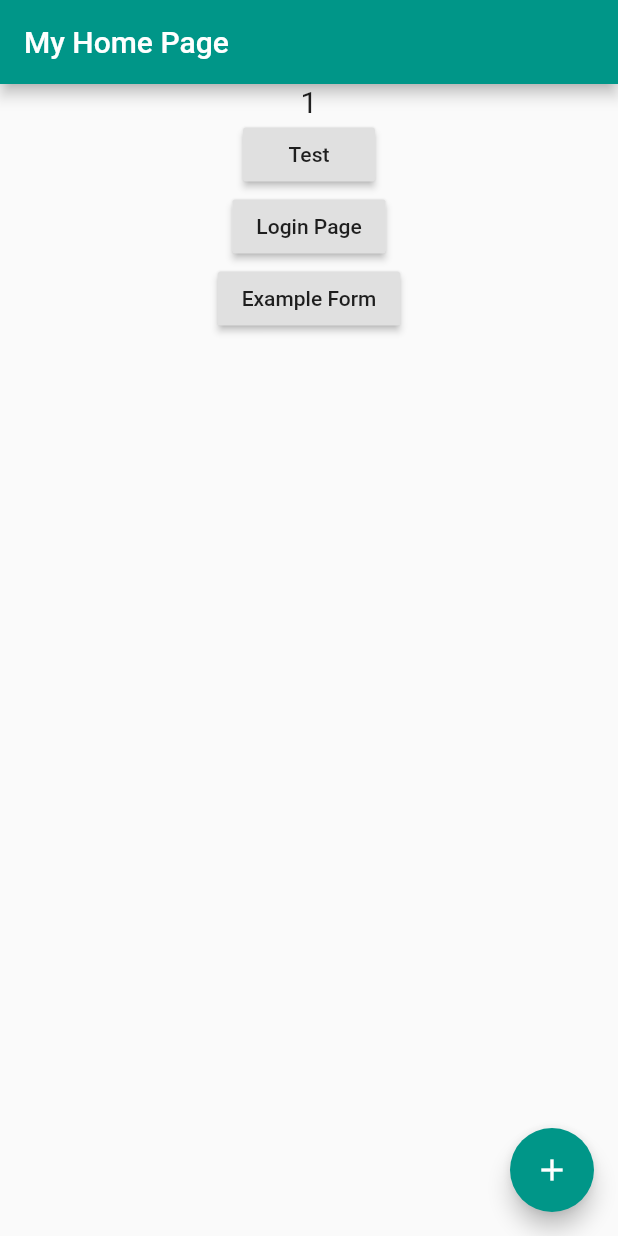
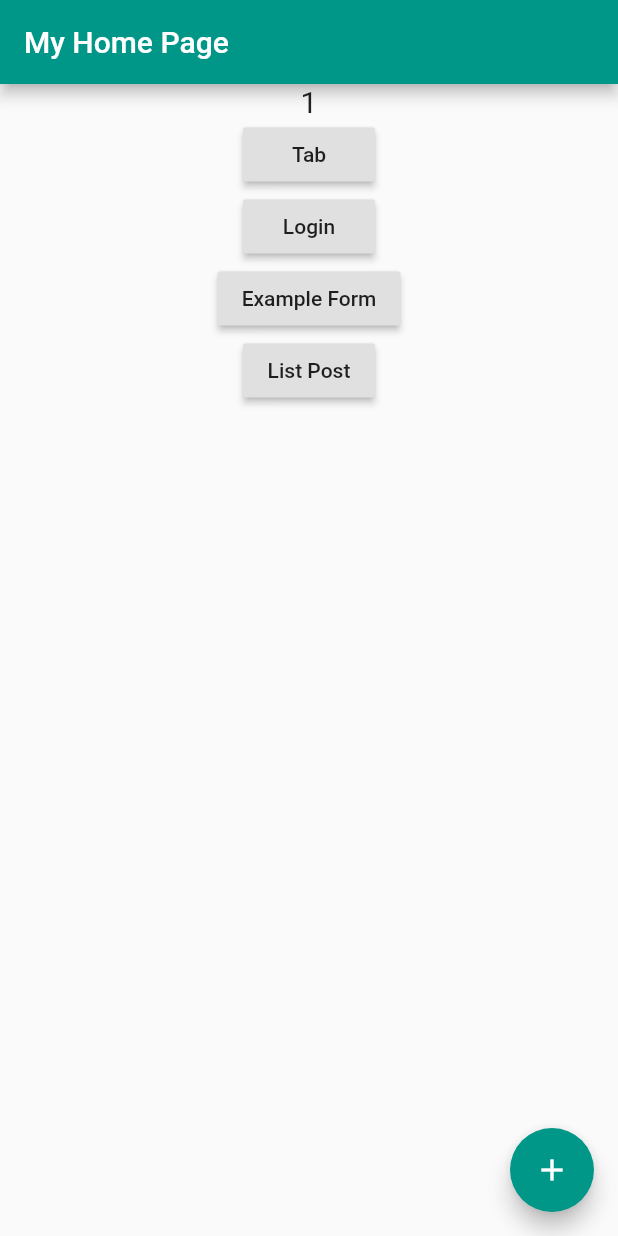
Before and after one commit to Sommaik/simple_flutter_firebase, a Flutter app: the screen it shows after launch, after a tap on the "add" icon, on a phone screen of 412 x 824 dp. Run offline on Flutter 3.47's test engine with Material 2 defaults, Android fonts, the phone set to English and light mode, and no system bars; our stand-ins replace datetime_picker_formfield, image_picker; network calls fail.

```diff
--- a/lib/component/list_view_post.dart
+++ b/lib/component/list_view_post.dart
@@ -4,7 +4,10 @@ import 'package:simple/model/post.dart';
 class ListViewPost extends StatelessWidget {
   final List<Post> posts;
 
-  ListViewPost({Key key, this.posts}) : super(key: key);
+  ListViewPost({
+    Key key,
+    @required this.posts,
+  }) : super(key: key);
 
   @override
   Widget build(BuildContext context) {
--- a/lib/list_view_post_page.dart
+++ b/lib/list_view_post_page.dart
@@ -9,6 +9,15 @@ import 'package:http/http.dart' as http;
 class ListViewPostPage extends StatelessWidget {
   @override
   Widget build(BuildContext context) {
+    return Scaffold(
+      appBar: AppBar(
+        title: Text("Post List"),
+      ),
+      body: buildBody(),
+    );
+  }
+
+  FutureBuilder<List<Post>> buildBody() {
     return FutureBuilder(
       future: fetchPost(http.Client()),
       builder: (BuildContext context, snapshot) {
--- a/lib/main.dart
+++ b/lib/main.dart
@@ -1,8 +1,12 @@
+import 'dart:io';
+
 import 'package:flutter/material.dart';
 import 'package:simple/example_form_page.dart';
+import 'package:simple/list_view_post_page.dart';
 import 'package:simple/login.dart';
 import 'package:simple/register.dart';
 import 'simpletab.dart';
+import 'package:path_provider/path_provider.dart';
 
 void main() => runApp(MyApp());
 
@@ -23,7 +27,7 @@ class MyApp extends StatelessWidget {
         '/login': (context) => LoginPage(),
         '/register': (context) => RegisterPage(),
         '/exampleform': (context) => ExampleFormPage(),
-        // '/postview': (context) =>
+        '/listviewpost': (context) => ListViewPostPage(),
       },
     );
   }
@@ -38,6 +42,17 @@ class MyHomePage extends StatefulWidget {
 
 class MyHome extends State<MyHomePage> {
   int count = 0;
+
+  @override
+  void initState() {
+    super.initState();
+    readCounter().then((value) {
+      setState(() {
+        this.count = value;
+      });
+    });
+  }
+
   @override
   Widget build(BuildContext context) {
     return Scaffold(
@@ -50,23 +65,15 @@ class MyHome extends State<MyHomePage> {
             Center(
               child: buildCountText(),
             ),
-            buildTabButton(context),
-            buildLoginButton(context),
-            buildExampleFormButton(context)
+            buildMenuButton(context, label: 'Tab', path: '/tab'),
+            buildMenuButton(context, label: 'Login', path: '/login'),
+            buildMenuButton(context,
+                label: 'Example Form', path: '/exampleform'),
+            buildMenuButton(context, label: 'List Post', path: '/listviewpost'),
           ],
         ),
       ),
       floatingActionButton: buildAddButton(),
-    );
-  }
-
-  RaisedButton buildExampleFormButton(BuildContext context) {
-    return RaisedButton(
-      child: Text("Example Form"),
-      onPressed: () {
-        print("Go to example form");
-        Navigator.pushNamed(context, '/exampleform');
-      },
     );
   }
 
@@ -76,6 +83,7 @@ class MyHome extends State<MyHomePage> {
       onPressed: () {
         setState(() {
           this.count++;
+          writeCounter(this.count);
         });
 
         print(this.count);
@@ -83,22 +91,16 @@ class MyHome extends State<MyHomePage> {
     );
   }
 
-  RaisedButton buildLoginButton(BuildContext context) {
+  RaisedButton buildMenuButton(
+    BuildContext context, {
+    String label,
+    String path,
+  }) {
     return RaisedButton(
-      child: Text('Login Page'),
+      child: Text(label),
       onPressed: () {
-        print('go to login page');
-        Navigator.pushNamed(context, '/login');
-      },
-    );
-  }
-
-  RaisedButton buildTabButton(BuildContext context) {
-    return RaisedButton(
-      child: Text('Test'),
-      onPressed: () {
-        print('test');
-        Navigator.pushNamed(context, '/tab');
+        print('goto $label with $path');
+        Navigator.pushNamed(context, path);
       },
     );
   }
@@ -109,24 +111,21 @@ class MyHome extends State<MyHomePage> {
       style: TextStyle(fontSize: 20),
     );
   }
+
+  Future<File> writeCounter(int counter) async {
+    final directory = await getApplicationDocumentsDirectory();
+    final _file = File('${directory.path}/counter.txt');
+    return _file.writeAsString('$counter');
+  }
+
+  Future<int> readCounter() async {
+    final directory = await getApplicationDocumentsDirectory();
+    final _file = File('${directory.path}/counter.txt');
+    try {
+      String content = await _file.readAsString();
+      return int.parse(content);
+    } catch (e) {
+      return 0;
+    }
+  }
 }
-
-// class MyHomePage extends StatelessWidget {
-//   int count = 0;
-//   @override
-//   Widget build(BuildContext context) {
-//     return Scaffold(
-//       appBar: AppBar(
-//         title: Text("My Home Page"),
-//       ),
-//       body: Text("$count"),
-//       floatingActionButton: FloatingActionButton(
-//         child: Icon(Icons.add),
-//         onPressed: () {
-//           this.count = this.count + 1;
-//           print(this.count);
-//         },
-//       ),
-//     );
-//   }
-// }
--- a/pubspec.yaml
+++ b/pubspec.yaml
@@ -23,6 +23,7 @@ dependencies:
   intl: ^0.15.8
   image_picker: ^0.6.1+2
   http: ^0.12.0+2
+  path_provider: ^1.2.0
 
   # The following adds the Cupertino Icons font to your application.
   # Use with the CupertinoIcons class for iOS style icons.
```
Also changed, not shown: pubspec.lock, 4 other files.
